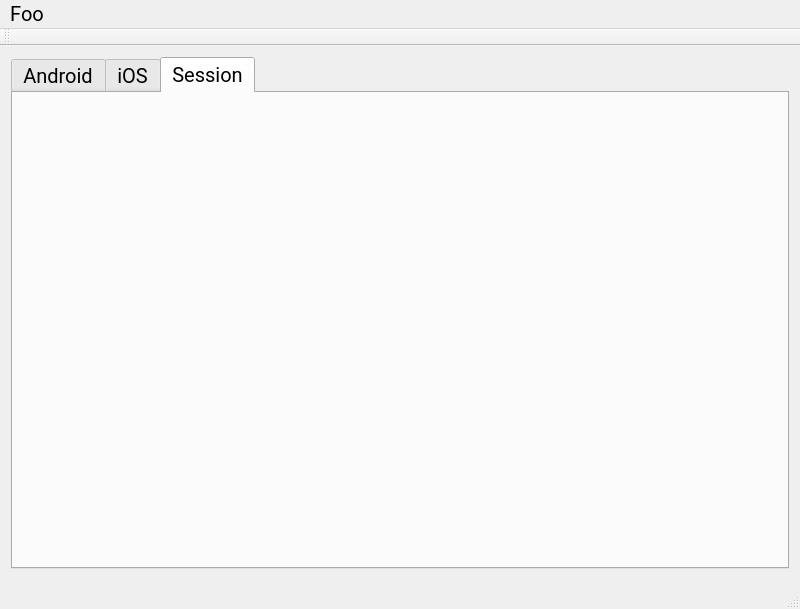
Old version of the form mainwindow.ui in the repository 0x1mason/inquisitor.
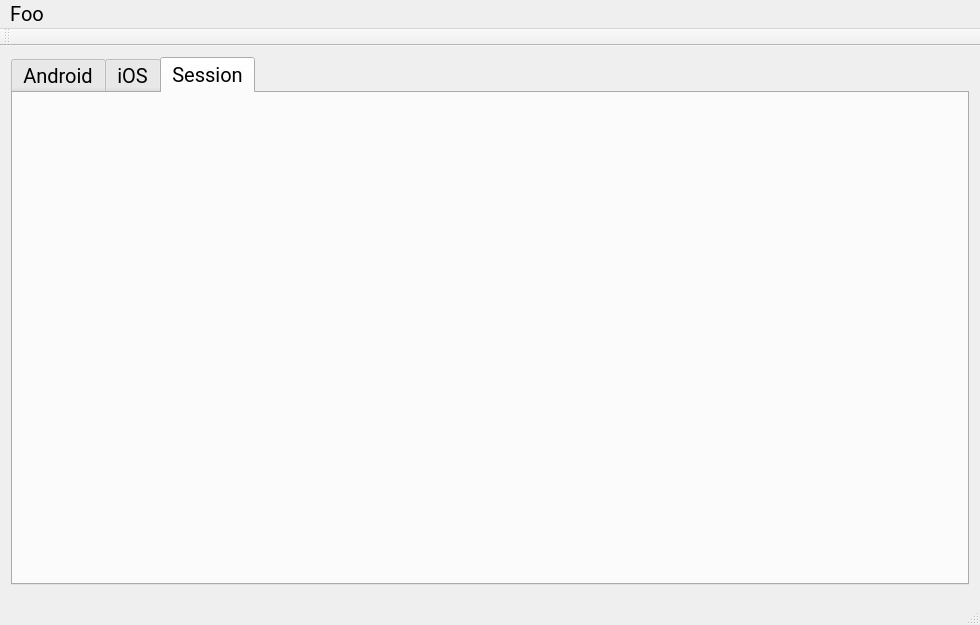
New version of the form. The open tabs and pages were chosen to show the change. Icons and pictures are not drawn.

Patch:
```diff
--- a/mainwindow.ui
+++ b/mainwindow.ui
@@ -6,8 +6,8 @@
    <rect>
     <x>0</x>
     <y>0</y>
-    <width>800</width>
-    <height>609</height>
+    <width>980</width>
+    <height>625</height>
    </rect>
   </property>
   <property name="minimumSize">
@@ -189,6 +189,17 @@
        <attribute name="title">
         <string>Session</string>
        </attribute>
+       <widget class="QWidget" name="horizontalLayoutWidget_2">
+        <property name="geometry">
+         <rect>
+          <x>-1</x>
+          <y>-1</y>
+          <width>881</width>
+          <height>521</height>
+         </rect>
+        </property>
+        <layout class="QHBoxLayout" name="horizontalLayout_5"/>
+       </widget>
       </widget>
      </widget>
     </item>
@@ -208,7 +219,7 @@
     <rect>
      <x>0</x>
      <y>0</y>
-     <width>800</width>
+     <width>980</width>
      <height>22</height>
     </rect>
    </property>
```
Left out of the diff: 36 changed lines with no effect on the pictures.
